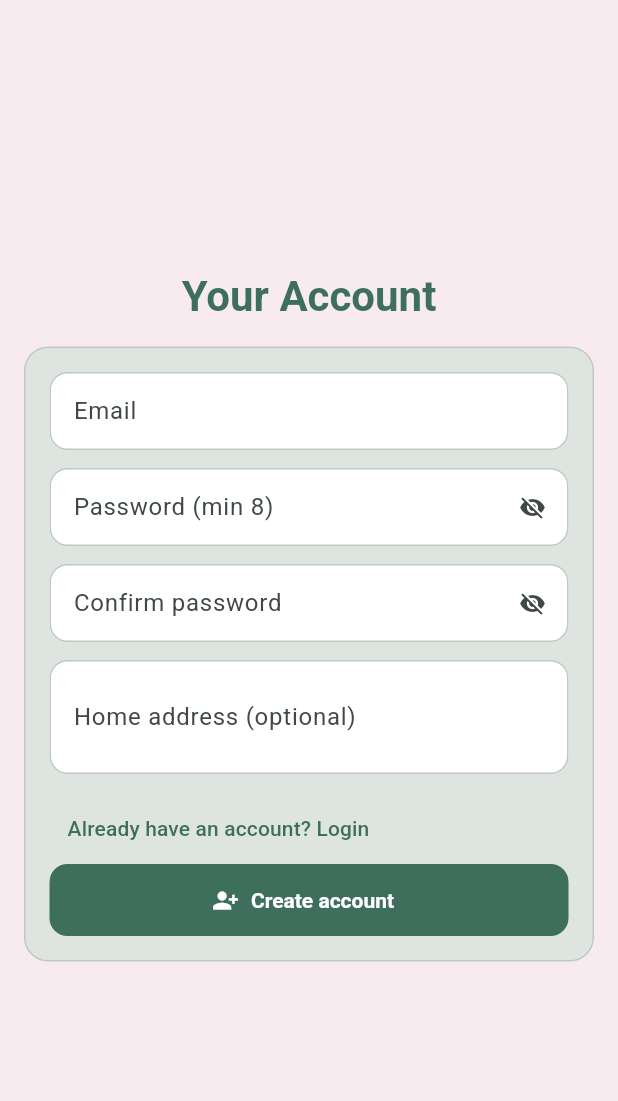
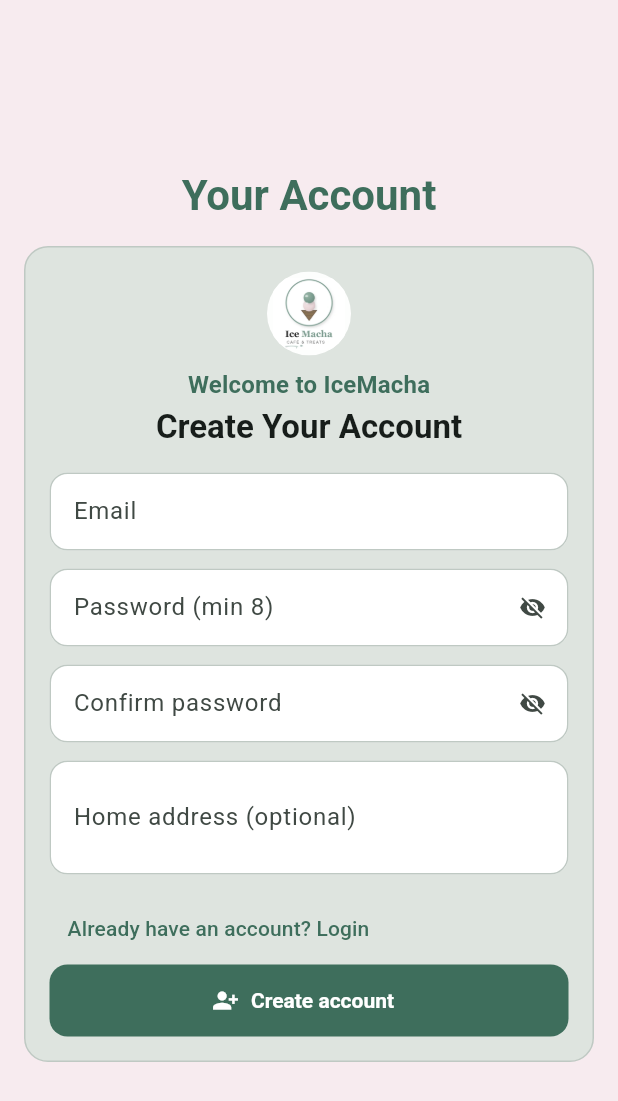
Before and after one commit to ManojramRagu/IceMacha-Mobile-Application, a Flutter app: the screen it shows after launch, after a tap on "Don't have an account? Register", on a phone screen of 412 x 824 dp. Shown: the top 1101 px of the screen. Run offline on Flutter 3.47's test engine with Material 3 defaults, Android fonts, the phone set to English and light mode, and no system bars.

Commit message:
Updated login and register with new content

```diff
--- a/lib/screens/auth/login.dart
+++ b/lib/screens/auth/login.dart
@@ -27,6 +27,8 @@ class _LoginScreenState extends State<LoginScreen> {
   final _password = TextEditingController();
 
   bool _busy = false;
+
+  static const _logo = 'assets/img/logo.webp';
 
   @override
   void dispose() {
@@ -75,6 +77,9 @@ class _LoginScreenState extends State<LoginScreen> {
 
   @override
   Widget build(BuildContext context) {
+    final cs = Theme.of(context).colorScheme;
+    final tt = Theme.of(context).textTheme;
+
     return Form(
       key: _formKey,
       autovalidateMode: _auto,
@@ -82,6 +87,44 @@ class _LoginScreenState extends State<LoginScreen> {
         child: Column(
           crossAxisAlignment: CrossAxisAlignment.stretch,
           children: [
+            Center(
+              child: Column(
+                children: [
+                  ClipOval(
+                    child: Container(
+                      width: 56,
+                      height: 56,
+                      color: Colors.white.withValues(alpha: 0.95),
+                      padding: const EdgeInsets.all(4),
+                      child: Image.asset(
+                        _logo,
+                        fit: BoxFit.contain,
+                        errorBuilder: (_, __, ___) =>
+                            Icon(Icons.local_cafe, color: cs.primary),
+                      ),
+                    ),
+                  ),
+                  const SizedBox(height: 8),
+                  Text(
+                    'Welcome to IceMacha',
+                    style: tt.titleMedium?.copyWith(
+                      fontWeight: FontWeight.w700,
+                      color: cs.primary,
+                    ),
+                  ),
+                  const SizedBox(height: 2),
+                  Text(
+                    'Login',
+                    style: tt.titleLarge?.copyWith(
+                      fontWeight: FontWeight.w800,
+                      color: cs.onSurface,
+                    ),
+                  ),
+                ],
+              ),
+            ),
+            const SizedBox(height: 16),
+
             EmailField(controller: _email),
             const SizedBox(height: 12),
             PasswordField(
--- a/lib/screens/auth/register.dart
+++ b/lib/screens/auth/register.dart
@@ -28,6 +28,8 @@ class _RegisterScreenState extends State<RegisterScreen> {
   final _address = TextEditingController();
 
   bool _busy = false;
+
+  static const _logo = 'assets/img/logo.webp';
 
   @override
   void dispose() {
@@ -67,6 +69,9 @@ class _RegisterScreenState extends State<RegisterScreen> {
 
   @override
   Widget build(BuildContext context) {
+    final cs = Theme.of(context).colorScheme;
+    final tt = Theme.of(context).textTheme;
+
     return Form(
       key: _formKey,
       autovalidateMode: _auto,
@@ -74,6 +79,44 @@ class _RegisterScreenState extends State<RegisterScreen> {
         child: Column(
           crossAxisAlignment: CrossAxisAlignment.stretch,
           children: [
+            Center(
+              child: Column(
+                children: [
+                  ClipOval(
+                    child: Container(
+                      width: 56,
+                      height: 56,
+                      color: Colors.white.withValues(alpha: 0.95),
+                      padding: const EdgeInsets.all(4),
+                      child: Image.asset(
+                        _logo,
+                        fit: BoxFit.contain,
+                        errorBuilder: (_, __, ___) =>
+                            Icon(Icons.local_cafe, color: cs.primary),
+                      ),
+                    ),
+                  ),
+                  const SizedBox(height: 8),
+                  Text(
+                    'Welcome to IceMacha',
+                    style: tt.titleMedium?.copyWith(
+                      fontWeight: FontWeight.w700,
+                      color: cs.primary,
+                    ),
+                  ),
+                  const SizedBox(height: 2),
+                  Text(
+                    'Create Your Account',
+                    style: tt.titleLarge?.copyWith(
+                      fontWeight: FontWeight.w800,
+                      color: cs.onSurface,
+                    ),
+                  ),
+                ],
+              ),
+            ),
+            const SizedBox(height: 16),
+
             EmailField(controller: _email),
             const SizedBox(height: 12),
             PasswordField(
```
